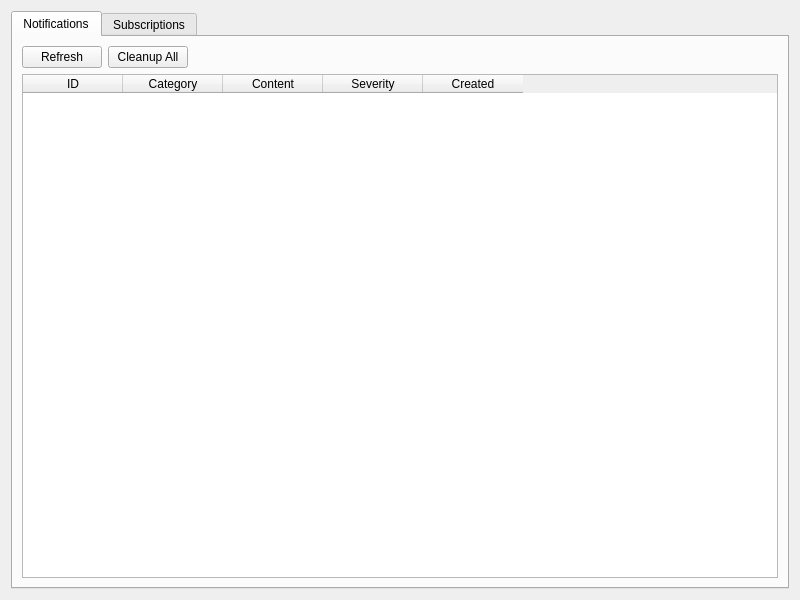
The window that src/NotificationView.ui (Dissonance1/edgex-gui) describes before a commit, drawn with Qt 5.
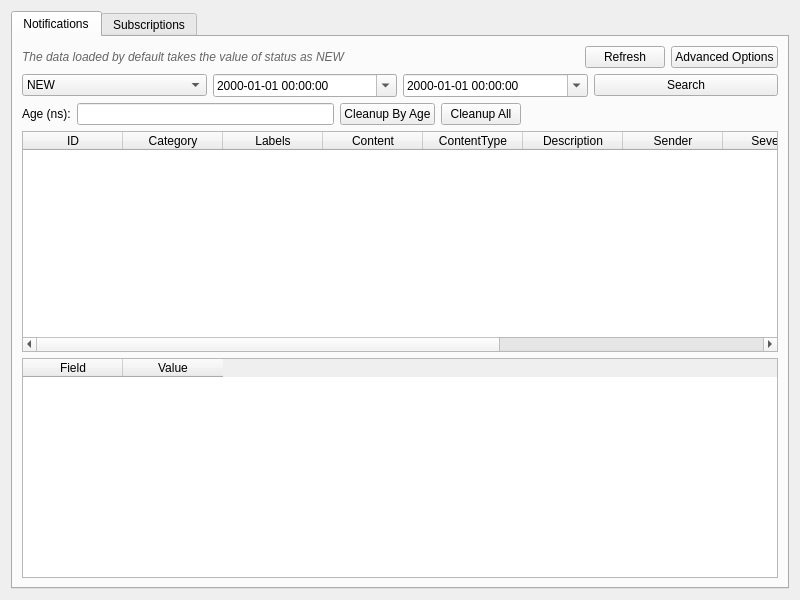
The same window after the commit.

Commit message: Update UI, add notifications, and consolidate dev tools into repo

```diff
--- a/src/NotificationView.ui
+++ b/src/NotificationView.ui
@@ -22,7 +22,30 @@
       </attribute>
       <layout class="QVBoxLayout" name="verticalLayout_2">
        <item>
-        <layout class="QHBoxLayout" name="nToolbar">
+        <layout class="QHBoxLayout" name="topRow">
+         <item>
+          <widget class="QLabel" name="lblStatusInfo">
+           <property name="styleSheet">
+            <string notr="true">color: #666; font-style: italic;</string>
+           </property>
+           <property name="text">
+            <string>The data loaded by default takes the value of status as NEW</string>
+           </property>
+          </widget>
+         </item>
+         <item>
+          <spacer name="horizontalSpacer_3">
+           <property name="orientation">
+            <enum>Qt::Horizontal</enum>
+           </property>
+           <property name="sizeHint" stdset="0">
+            <size>
+             <width>40</width>
+             <height>20</height>
+            </size>
+           </property>
+          </spacer>
+         </item>
          <item>
           <widget class="QPushButton" name="btnRefresh">
            <property name="text">
@@ -31,6 +54,90 @@
           </widget>
          </item>
          <item>
+          <widget class="QPushButton" name="btnToggleAdvanced">
+           <property name="text">
+            <string>Advanced Options</string>
+           </property>
+           <property name="checkable">
+            <bool>true</bool>
+           </property>
+           <property name="checked">
+            <bool>false</bool>
+           </property>
+          </widget>
+         </item>
+        </layout>
+       </item>
+       <item>
+        <layout class="QHBoxLayout" name="filterLayout">
+         <item>
+          <widget class="QComboBox" name="comboStatus">
+           <item>
+            <property name="text">
+             <string>NEW</string>
+            </property>
+           </item>
+           <item>
+            <property name="text">
+             <string>PROCESSED</string>
+            </property>
+           </item>
+           <item>
+            <property name="text">
+             <string>ESCALATED</string>
+            </property>
+           </item>
+          </widget>
+         </item>
+         <item>
+          <widget class="QDateTimeEdit" name="dateStart">
+           <property name="displayFormat">
+            <string>yyyy-MM-dd HH:mm:ss</string>
+           </property>
+           <property name="calendarPopup">
+            <bool>true</bool>
+           </property>
+          </widget>
+         </item>
+         <item>
+          <widget class="QDateTimeEdit" name="dateEnd">
+           <property name="displayFormat">
+            <string>yyyy-MM-dd HH:mm:ss</string>
+           </property>
+           <property name="calendarPopup">
+            <bool>true</bool>
+           </property>
+          </widget>
+         </item>
+         <item>
+          <widget class="QPushButton" name="btnSearch">
+           <property name="text">
+            <string>Search</string>
+           </property>
+          </widget>
+         </item>
+        </layout>
+       </item>
+       <item>
+        <layout class="QHBoxLayout" name="cleanupRow">
+         <item>
+          <widget class="QLabel" name="label">
+           <property name="text">
+            <string>Age (ns):</string>
+           </property>
+          </widget>
+         </item>
+         <item>
+          <widget class="QLineEdit" name="editCleanupAge"/>
+         </item>
+         <item>
+          <widget class="QPushButton" name="btnCleanupByAge">
+           <property name="text">
+            <string>Cleanup By Age</string>
+           </property>
+          </widget>
+         </item>
+         <item>
           <widget class="QPushButton" name="btnCleanup">
            <property name="text">
             <string>Cleanup All</string>
@@ -67,21 +174,65 @@
            <string>Category</string>
           </property>
          </column>
+         <column>
+          <property name="text">
+           <string>Labels</string>
+          </property>
+         </column>
          <column>
           <property name="text">
            <string>Content</string>
           </property>
          </column>
+         <column>
+          <property name="text">
+           <string>ContentType</string>
+          </property>
+         </column>
+         <column>
+          <property name="text">
+           <string>Description</string>
+          </property>
+         </column>
+         <column>
+          <property name="text">
+           <string>Sender</string>
+          </property>
+         </column>
          <column>
           <property name="text">
            <string>Severity</string>
           </property>
          </column>
+         <column>
+          <property name="text">
+           <string>Status</string>
+          </property>
+         </column>
          <column>
           <property name="text">
            <string>Created</string>
           </property>
          </column>
+         <column>
+          <property name="text">
+           <string>Modified</string>
+          </property>
+         </column>
+        </widget>
+       </item>
+       <item>
+        <widget class="QTableWidget" name="detailTable">
+         <column>
+          <property name="text">
+           <string>Field</string>
+          </property>
+         </column>
+         <column>
+          <property name="text">
+           <string>Value</string>
+          </property>
+         </column>
         </widget>
        </item>
       </layout>
```
Left out of the diff: 7 changed lines with no effect on the pictures. The commit also changes 1038 other files.
